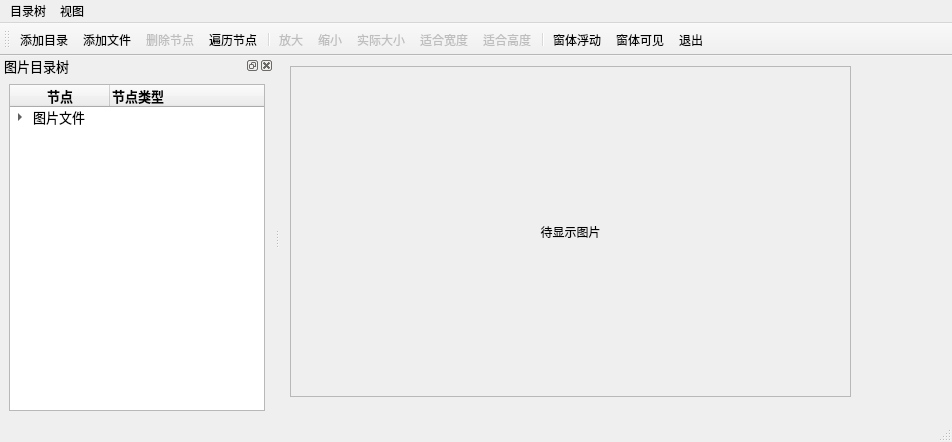
Above: chapt3.9/MainWindow.ui from tianhaichen/learn_Qt before the change. Below: the same form after it.
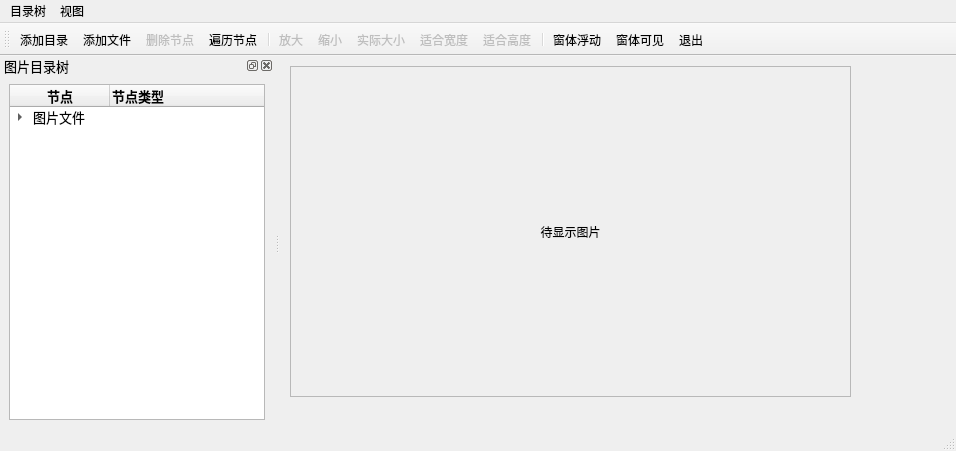
That is the form after the change. Icons and pictures are not drawn.

What changed in the file:
```diff
--- a/chapt3.9/MainWindow.ui
+++ b/chapt3.9/MainWindow.ui
@@ -6,8 +6,8 @@
    <rect>
     <x>0</x>
     <y>0</y>
-    <width>952</width>
-    <height>442</height>
+    <width>956</width>
+    <height>451</height>
    </rect>
   </property>
   <property name="windowTitle">
@@ -152,8 +152,8 @@
     <rect>
      <x>0</x>
      <y>0</y>
-     <width>952</width>
-     <height>26</height>
+     <width>956</width>
+     <height>23</height>
     </rect>
    </property>
    <widget class="QMenu" name="menuPic">
```
Left out of the diff: 34 changed lines with no effect on the pictures.
